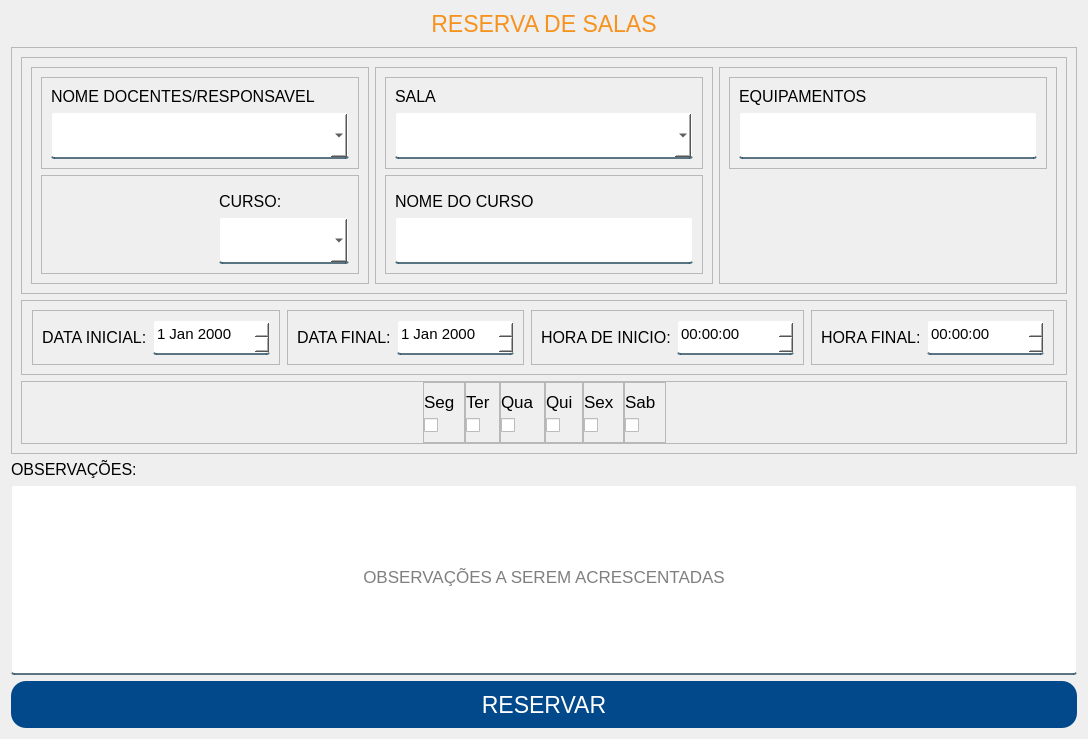
Above: App/view/ui/reserva.ui from Senac-SOR-ADS/Mapa-de-Sala before the change. Below: the same form after it.
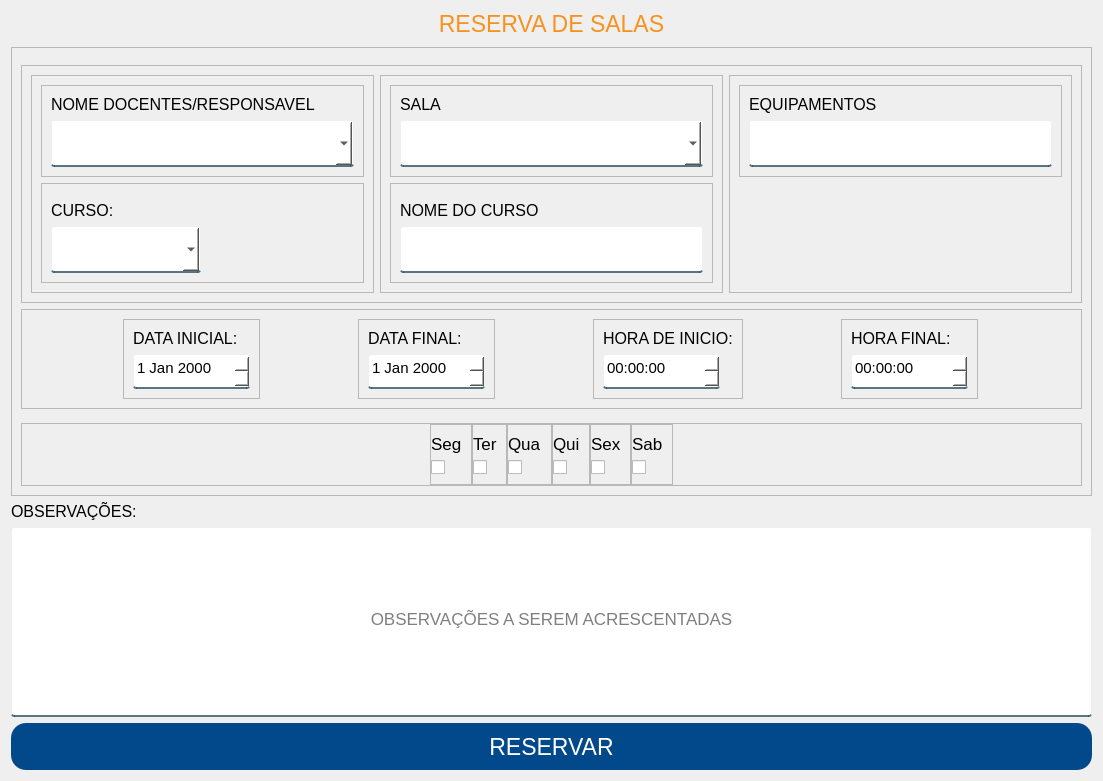
That is the form after the change.

Commit message:
Modificações pendentes
Atualizado os campos de data e horário para seguirem o padrão das outras telas

```diff
--- a/App/view/ui/reserva.ui
+++ b/App/view/ui/reserva.ui
@@ -6,8 +6,8 @@
    <rect>
     <x>0</x>
     <y>0</y>
-    <width>1088</width>
-    <height>739</height>
+    <width>1103</width>
+    <height>781</height>
    </rect>
   </property>
   <property name="windowTitle">
@@ -113,6 +113,19 @@
       <enum>QFrame::Raised</enum>
      </property>
      <layout class="QVBoxLayout" name="verticalLayout_18">
+      <item>
+       <spacer name="verticalSpacer_5">
+        <property name="orientation">
+         <enum>Qt::Vertical</enum>
+        </property>
+        <property name="sizeHint" stdset="0">
+         <size>
+          <width>20</width>
+          <height>40</height>
+         </size>
+        </property>
+       </spacer>
+      </item>
       <item>
        <widget class="QFrame" name="frame_15">
         <property name="sizePolicy">
@@ -219,7 +232,7 @@
                  </property>
                 </spacer>
                </item>
-               <item alignment="Qt::AlignRight">
+               <item>
                 <widget class="QLabel" name="label_2">
                  <property name="sizePolicy">
                   <sizepolicy hsizetype="Fixed" vsizetype="Expanding">
@@ -246,7 +259,7 @@
                  </property>
                 </widget>
                </item>
-               <item alignment="Qt::AlignRight">
+               <item>
                 <widget class="QComboBox" name="cursoReserva">
                  <property name="sizePolicy">
                   <sizepolicy hsizetype="Fixed" vsizetype="Fixed">
@@ -256,7 +269,7 @@
                  </property>
                  <property name="minimumSize">
                   <size>
-                   <width>130</width>
+                   <width>150</width>
                    <height>47</height>
                   </size>
                  </property>
@@ -384,6 +397,12 @@
                  <property name="enabled">
                   <bool>false</bool>
                  </property>
+                 <property name="sizePolicy">
+                  <sizepolicy hsizetype="Expanding" vsizetype="Fixed">
+                   <horstretch>0</horstretch>
+                   <verstretch>0</verstretch>
+                  </sizepolicy>
+                 </property>
                  <property name="minimumSize">
                   <size>
                    <width>0</width>
@@ -508,7 +527,7 @@
            <property name="frameShadow">
             <enum>QFrame::Raised</enum>
            </property>
-           <layout class="QHBoxLayout" name="horizontalLayout_18">
+           <layout class="QVBoxLayout" name="verticalLayout_20">
             <item>
              <widget class="QLabel" name="label_25">
               <property name="font">
@@ -519,6 +538,9 @@
               <property name="text">
                <string>DATA INICIAL:</string>
               </property>
+              <property name="alignment">
+               <set>Qt::AlignBottom|Qt::AlignLeading|Qt::AlignLeft</set>
+              </property>
              </widget>
             </item>
             <item>
@@ -559,7 +581,7 @@
            <property name="frameShadow">
             <enum>QFrame::Raised</enum>
            </property>
-           <layout class="QHBoxLayout" name="horizontalLayout_20">
+           <layout class="QVBoxLayout" name="verticalLayout_11">
             <item>
              <widget class="QLabel" name="label_26">
               <property name="font">
@@ -570,6 +592,9 @@
               <property name="text">
                <string>DATA FINAL:</string>
               </property>
+              <property name="alignment">
+               <set>Qt::AlignBottom|Qt::AlignLeading|Qt::AlignLeft</set>
+              </property>
              </widget>
             </item>
             <item>
@@ -610,7 +635,7 @@
            <property name="frameShadow">
             <enum>QFrame::Raised</enum>
            </property>
-           <layout class="QHBoxLayout" name="horizontalLayout_2">
+           <layout class="QVBoxLayout" name="verticalLayout_10">
             <item>
              <widget class="QLabel" name="label_5">
               <property name="font">
@@ -621,6 +646,9 @@
               <property name="text">
                <string>HORA DE INICIO:</string>
               </property>
+              <property name="alignment">
+               <set>Qt::AlignBottom|Qt::AlignLeading|Qt::AlignLeft</set>
+              </property>
              </widget>
             </item>
             <item>
@@ -661,7 +689,7 @@
            <property name="frameShadow">
             <enum>QFrame::Raised</enum>
            </property>
-           <layout class="QHBoxLayout" name="horizontalLayout">
+           <layout class="QVBoxLayout" name="verticalLayout_19">
             <item>
              <widget class="QLabel" name="label_7">
               <property name="font">
@@ -672,6 +700,9 @@
               <property name="text">
                <string>HORA FINAL:</string>
               </property>
+              <property name="alignment">
+               <set>Qt::AlignBottom|Qt::AlignLeading|Qt::AlignLeft</set>
+              </property>
              </widget>
             </item>
             <item>
@@ -704,6 +735,19 @@
         </layout>
        </widget>
       </item>
+      <item>
+       <spacer name="verticalSpacer_4">
+        <property name="orientation">
+         <enum>Qt::Vertical</enum>
+        </property>
+        <property name="sizeHint" stdset="0">
+         <size>
+          <width>20</width>
+          <height>40</height>
+         </size>
+        </property>
+       </spacer>
+      </item>
       <item>
        <widget class="QFrame" name="checkFrame">
         <property name="frameShape">
```
